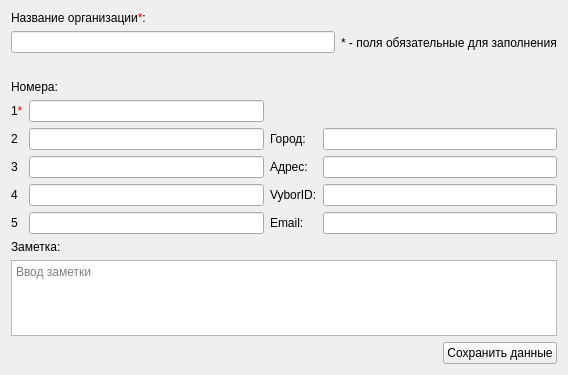
This is AddOrgContactDialog.ui in okostynchuk/Outcall as Qt 5 draws it before an edit. The edited form follows.
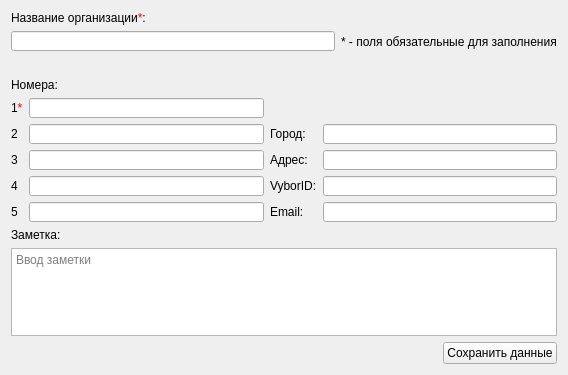
This is the edited form. Icons and pictures are not drawn.

The edit to the form file:
```diff
--- a/AddOrgContactDialog.ui
+++ b/AddOrgContactDialog.ui
@@ -39,6 +39,12 @@
          </item>
          <item row="1" column="0">
           <widget class="QLineEdit" name="orgName">
+           <property name="minimumSize">
+            <size>
+             <width>0</width>
+             <height>20</height>
+            </size>
+           </property>
            <property name="focusPolicy">
             <enum>Qt::StrongFocus</enum>
            </property>
@@ -79,6 +85,12 @@
        </item>
        <item row="3" column="3">
         <widget class="QLineEdit" name="address">
+         <property name="minimumSize">
+          <size>
+           <width>0</width>
+           <height>20</height>
+          </size>
+         </property>
          <property name="focusPolicy">
           <enum>Qt::StrongFocus</enum>
          </property>
@@ -121,6 +133,12 @@
        </item>
        <item row="5" column="1">
         <widget class="QLineEdit" name="fifthNumber">
+         <property name="minimumSize">
+          <size>
+           <width>0</width>
+           <height>20</height>
+          </size>
+         </property>
          <property name="focusPolicy">
           <enum>Qt::StrongFocus</enum>
          </property>
@@ -135,6 +153,12 @@
        </item>
        <item row="5" column="3">
         <widget class="QLineEdit" name="email">
+         <property name="minimumSize">
+          <size>
+           <width>0</width>
+           <height>20</height>
+          </size>
+         </property>
          <property name="focusPolicy">
           <enum>Qt::StrongFocus</enum>
          </property>
@@ -142,6 +166,12 @@
        </item>
        <item row="3" column="1">
         <widget class="QLineEdit" name="thirdNumber">
+         <property name="minimumSize">
+          <size>
+           <width>0</width>
+           <height>20</height>
+          </size>
+         </property>
          <property name="focusPolicy">
           <enum>Qt::StrongFocus</enum>
          </property>
@@ -156,6 +186,12 @@
        </item>
        <item row="1" column="1">
         <widget class="QLineEdit" name="firstNumber">
+         <property name="minimumSize">
+          <size>
+           <width>0</width>
+           <height>20</height>
+          </size>
+         </property>
          <property name="focusPolicy">
           <enum>Qt::StrongFocus</enum>
          </property>
@@ -170,6 +206,12 @@
        </item>
        <item row="2" column="1">
         <widget class="QLineEdit" name="secondNumber">
+         <property name="minimumSize">
+          <size>
+           <width>0</width>
+           <height>20</height>
+          </size>
+         </property>
          <property name="focusPolicy">
           <enum>Qt::StrongFocus</enum>
          </property>
@@ -177,6 +219,12 @@
        </item>
        <item row="2" column="3">
         <widget class="QLineEdit" name="city">
+         <property name="minimumSize">
+          <size>
+           <width>0</width>
+           <height>20</height>
+          </size>
+         </property>
          <property name="focusPolicy">
           <enum>Qt::StrongFocus</enum>
          </property>
@@ -184,6 +232,12 @@
        </item>
        <item row="4" column="1">
         <widget class="QLineEdit" name="fourthNumber">
+         <property name="minimumSize">
+          <size>
+           <width>0</width>
+           <height>20</height>
+          </size>
+         </property>
          <property name="focusPolicy">
           <enum>Qt::StrongFocus</enum>
          </property>
@@ -198,6 +252,12 @@
        </item>
        <item row="4" column="3">
         <widget class="QLineEdit" name="vyborId">
+         <property name="minimumSize">
+          <size>
+           <width>0</width>
+           <height>20</height>
+          </size>
+         </property>
          <property name="focusPolicy">
           <enum>Qt::StrongFocus</enum>
          </property>
```
